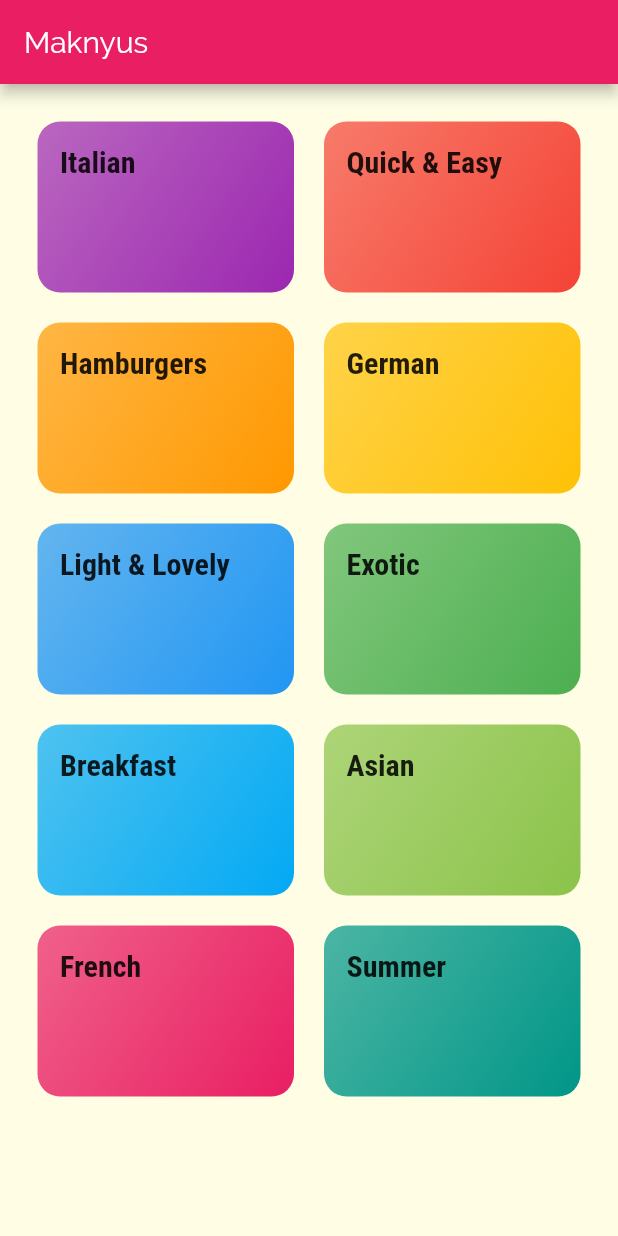
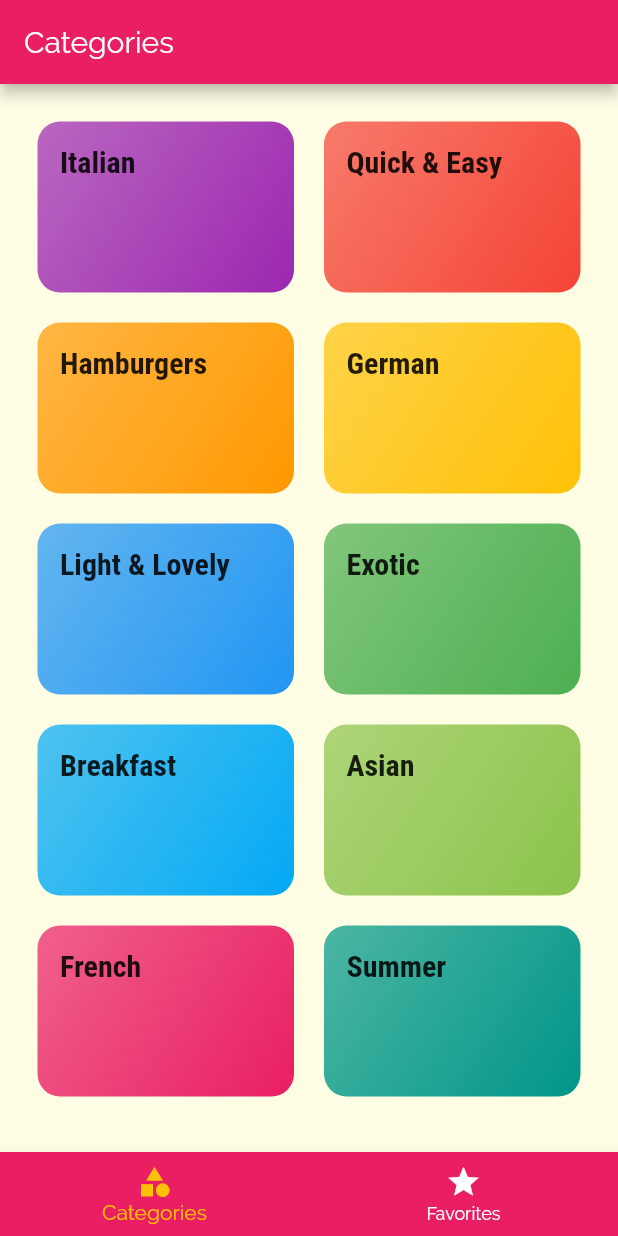
Before and after one commit to aribambang/mirana, a Flutter app: the screen it shows after launch, on a phone screen of 412 x 824 dp. Run offline on Flutter 3.47's test engine with Material 2 defaults, Android fonts, the phone set to English and light mode, and no system bars.

```diff
--- a/lib/dummy_data.dart
+++ b/lib/dummy_data.dart
@@ -1,7 +1,7 @@
 import 'package:flutter/material.dart';
 
-import 'models/category.dart';
-import 'models/meal.dart';
+import './models/category.dart';
+import './models/meal.dart';
 
 const DUMMY_CATEGORIES = const [
   Category(
--- a/lib/main.dart
+++ b/lib/main.dart
@@ -1,5 +1,6 @@
 import 'package:flutter/material.dart';
 
+import './screens/tabs_screen.dart';
 import './screens/meal_detail_screen.dart';
 import './screens/categories_screen.dart';
 import './screens/category_meals_screen.dart';
@@ -32,7 +33,7 @@ class MyApp extends StatelessWidget {
       // home: CategoriesScreen(),
       initialRoute: '/',
       routes: {
-        '/': (context) => CategoriesScreen(),
+        '/': (context) => TabsScreen(),
         CategoryMealsScreen.routeName: (context) => CategoryMealsScreen(),
         MealDetailScreen.routeName: (context) => MealDetailScreen(),
       },
--- a/lib/screens/categories_screen.dart
+++ b/lib/screens/categories_screen.dart
@@ -6,11 +6,7 @@ import '../widgets/category_item.dart';
 class CategoriesScreen extends StatelessWidget {
   @override
   Widget build(BuildContext context) {
-    return Scaffold(
-      appBar: AppBar(
-        title: const Text('Maknyus'),
-      ),
-      body: GridView(
+    return GridView(
       padding: const EdgeInsets.all(25),
       children: DUMMY_CATEGORIES
           .map((catData) =>
@@ -21,7 +17,6 @@ class CategoriesScreen extends StatelessWidget {
           childAspectRatio: 3 / 2,
           crossAxisSpacing: 20,
           mainAxisSpacing: 20),
-      ),
     );
   }
 }
--- /dev/null
+++ b/lib/screens/tabs_bar_screen.dart
@@ -0,0 +1,35 @@
+import 'package:flutter/material.dart';
+import './categories_screen.dart';
+import './favorites_screen.dart';
+
+class TabsScreen extends StatefulWidget {
+  @override
+  _TabsScreenState createState() => _TabsScreenState();
+}
+
+class _TabsScreenState extends State<TabsScreen> {
+  @override
+  Widget build(BuildContext context) {
+    return DefaultTabController(
+      length: 2,
+      child: Scaffold(
+        appBar: AppBar(
+            title: Text('Meals'),
+            bottom: TabBar(
+              tabs: <Widget>[
+                Tab(
+                  icon: Icon(Icons.category),
+                  text: 'Categories',
+                ),
+                Tab(
+                  icon: Icon(Icons.star),
+                  text: 'Favorites',
+                ),
+              ],
+            )),
+        body: TabBarView(
+            children: <Widget>[CategoriesScreen(), FavoritesScreen()]),
+      ),
+    );
+  }
+}
--- a/lib/screens/tabs_screen.dart
+++ b/lib/screens/tabs_screen.dart
@@ -0,0 +1,44 @@
+import 'package:flutter/material.dart';
+import './categories_screen.dart';
+import './favorites_screen.dart';
+
+class TabsScreen extends StatefulWidget {
+  @override
+  _TabsScreenState createState() => _TabsScreenState();
+}
+
+class _TabsScreenState extends State<TabsScreen> {
+  final List<Map<String, Object>> _pages = [
+    {'page': CategoriesScreen(), 'title': 'Categories'},
+    {'page': FavoritesScreen(), 'title': 'Favorites'}
+  ];
+
+  int _selectedPageIndex = 0;
+  void _selectPage(int index) {
+    setState(() {
+      _selectedPageIndex = index;
+    });
+  }
+
+  @override
+  Widget build(BuildContext context) {
+    return Scaffold(
+      appBar: AppBar(
+        title: Text(_pages[_selectedPageIndex]['title']),
+      ),
+      body: _pages[_selectedPageIndex]['page'],
+      bottomNavigationBar: BottomNavigationBar(
+          onTap: _selectPage,
+          backgroundColor: Theme.of(context).primaryColor,
+          unselectedItemColor: Colors.white,
+          selectedItemColor: Theme.of(context).accentColor,
+          currentIndex: _selectedPageIndex,
+          items: [
+            BottomNavigationBarItem(
+                icon: Icon(Icons.category), title: Text('Categories')),
+            BottomNavigationBarItem(
+                icon: Icon(Icons.star), title: Text('Favorites'))
+          ]),
+    );
+  }
+}
```
Also changed, not shown: lib/screens/favorites_screen.dart (added, +10 -0 lines), 2 other files. Lines whose indentation alone changed are shown as unchanged.
